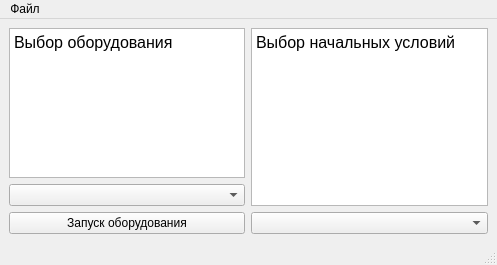
This is interface/main_window.ui in Graf35/energy-simulator as Qt 5 draws it before an edit. The edited form follows.
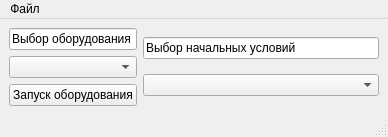
This is the edited form.

Patch:
```diff
--- a/interface/main_window.ui
+++ b/interface/main_window.ui
@@ -6,8 +6,8 @@
    <rect>
     <x>0</x>
     <y>0</y>
-    <width>497</width>
-    <height>265</height>
+    <width>265</width>
+    <height>115</height>
    </rect>
   </property>
   <property name="windowTitle">
@@ -32,15 +32,11 @@
     <item>
      <layout class="QHBoxLayout" name="horizontalLayout">
       <item>
-       <layout class="QVBoxLayout" name="verticalLayout_2" stretch="1,3,3">
+       <layout class="QVBoxLayout" name="verticalLayout_2" stretch="0,3,3">
         <item>
-         <widget class="QTextBrowser" name="equipment_change">
-          <property name="html">
-           <string>&lt;!DOCTYPE HTML PUBLIC &quot;-//W3C//DTD HTML 4.0//EN&quot; &quot;http://www.w3.org/TR/REC-html40/strict.dtd&quot;&gt;
-&lt;html&gt;&lt;head&gt;&lt;meta name=&quot;qrichtext&quot; content=&quot;1&quot; /&gt;&lt;style type=&quot;text/css&quot;&gt;
-p, li { white-space: pre-wrap; }
-&lt;/style&gt;&lt;/head&gt;&lt;body style=&quot; font-family:'MS Shell Dlg 2'; font-size:8pt; font-weight:400; font-style:normal;&quot;&gt;
-&lt;p style=&quot; margin-top:0px; margin-bottom:0px; margin-left:0px; margin-right:0px; -qt-block-indent:0; text-indent:0px;&quot;&gt;&lt;span style=&quot; font-size:12pt;&quot;&gt;Выбор оборудования&lt;/span&gt;&lt;/p&gt;&lt;/body&gt;&lt;/html&gt;</string>
+         <widget class="QLineEdit" name="equipment_change">
+          <property name="text">
+           <string>Выбор оборудования</string>
           </property>
          </widget>
         </item>
@@ -70,13 +66,9 @@
       <item>
        <layout class="QVBoxLayout" name="verticalLayout" stretch="0,10">
         <item>
-         <widget class="QTextEdit" name="textEdit">
-          <property name="html">
-           <string>&lt;!DOCTYPE HTML PUBLIC &quot;-//W3C//DTD HTML 4.0//EN&quot; &quot;http://www.w3.org/TR/REC-html40/strict.dtd&quot;&gt;
-&lt;html&gt;&lt;head&gt;&lt;meta name=&quot;qrichtext&quot; content=&quot;1&quot; /&gt;&lt;style type=&quot;text/css&quot;&gt;
-p, li { white-space: pre-wrap; }
-&lt;/style&gt;&lt;/head&gt;&lt;body style=&quot; font-family:'MS Shell Dlg 2'; font-size:8pt; font-weight:400; font-style:normal;&quot;&gt;
-&lt;p style=&quot; margin-top:0px; margin-bottom:0px; margin-left:0px; margin-right:0px; -qt-block-indent:0; text-indent:0px;&quot;&gt;&lt;span style=&quot; font-size:12pt;&quot;&gt;Выбор начальных условий&lt;/span&gt;&lt;/p&gt;&lt;/body&gt;&lt;/html&gt;</string>
+         <widget class="QLineEdit" name="equipment_mode_2">
+          <property name="text">
+           <string>Выбор начальных условий</string>
           </property>
          </widget>
         </item>
@@ -130,7 +122,7 @@
     <rect>
      <x>0</x>
      <y>0</y>
-     <width>497</width>
+     <width>265</width>
      <height>18</height>
     </rect>
    </property>
```
